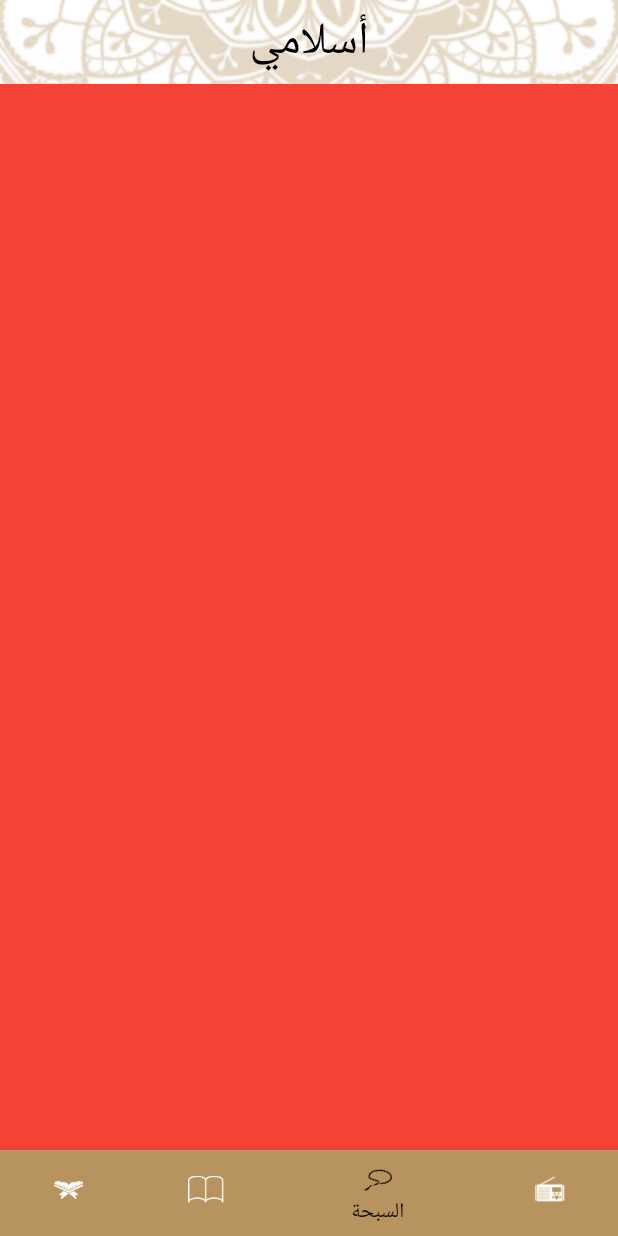
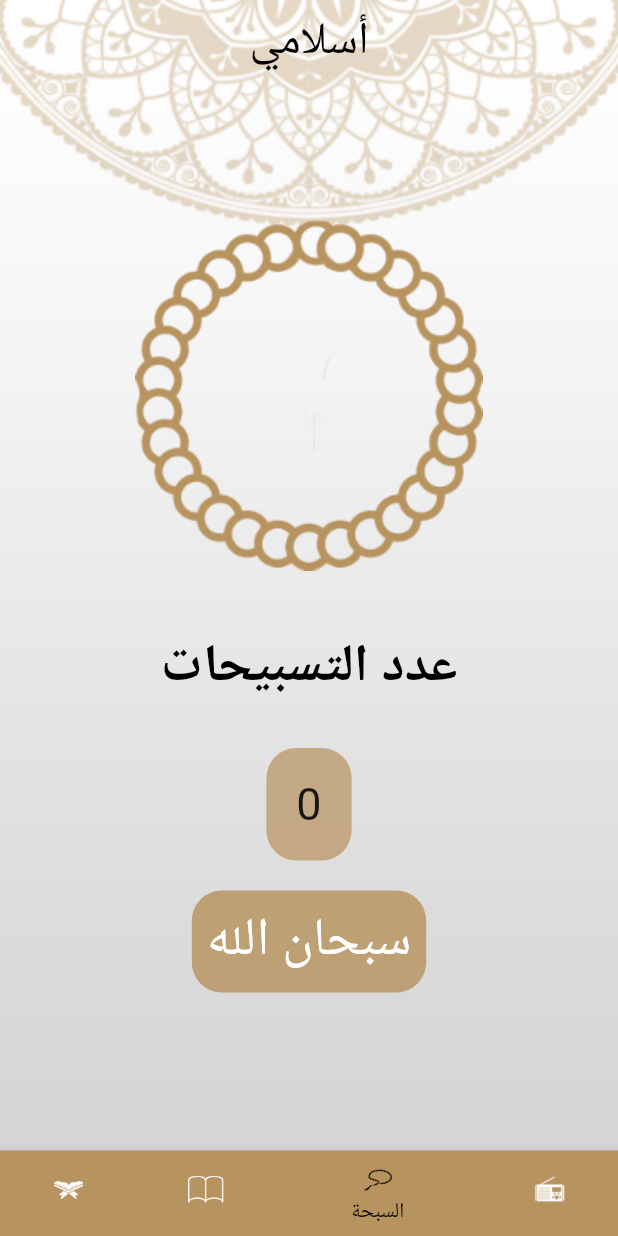
Before and after one commit to ahmedfouad311/islami-app, a Flutter app: the screen it shows after launch, item 3 of the bottom bar chosen, on a phone screen of 412 x 824 dp. Run offline on Flutter 3.47's test engine with Material 2 defaults, Android fonts, the phone set to English and light mode, and no system bars.

Commit message:
added seb7a screen to the development branch

```diff
--- a/lib/home/seb7a_tab.dart
+++ b/lib/home/seb7a_tab.dart
@@ -1,10 +1,105 @@
 import 'package:flutter/material.dart';
 
-class Seb7aTab extends StatelessWidget {
+class Seb7aTab extends StatefulWidget {
+  @override
+  _TasbehTabState createState() => _TasbehTabState();
+}
+
+class _TasbehTabState extends State<Seb7aTab> {
+  int counter = 0;
+
+  List<String> seb7a = [
+    'سبحان الله',
+    'الحمد لله',
+    'لا اله الا الله',
+    'الله اكبر'
+  ];
+  int index = 0;
+  String text = '';
+
   @override
   Widget build(BuildContext context) {
     return Container(
-      color: Colors.red,
+      margin: EdgeInsets.all(50),
+      child: Column(
+        crossAxisAlignment: CrossAxisAlignment.stretch,
+        children: [
+          GestureDetector(
+            onTap: () {
+              counter++;
+              setState(() {
+                if (counter > 33) {
+                  counter = 0;
+                  if (index == 3) {
+                    index = 0;
+                  }
+                  else {
+                    index++;
+                  }
+                  text = seb7a[index];
+                }
+              });
+            },
+            child: Image(
+              image: AssetImage('assets/images/body of seb7a.png'),
+            ),
+          ),
+          Text(
+            'عدد التسبيحات',
+            textAlign: TextAlign.center,
+            style: TextStyle(
+                color: Colors.black,
+                fontWeight: FontWeight.bold,
+                fontSize: 35
+            ),
+          ),
+          SizedBox(
+            height: 30,
+          ),
+          Row(
+            mainAxisAlignment: MainAxisAlignment.center,
+            children: [
+              Container(
+                padding: EdgeInsets.all(20),
+                decoration: BoxDecoration(
+                  borderRadius: BorderRadius.circular(20),
+                  color: Color.fromARGB(183, 183, 147, 95),
+                ),
+                child: Text(
+                  '$counter',
+                  textAlign: TextAlign.center,
+                  style: TextStyle(
+                    fontSize: 30,
+                  ),
+                ),
+              ),
+            ],
+          ),
+          SizedBox(
+            height: 20,
+          ),
+          Row(
+            mainAxisAlignment: MainAxisAlignment.center,
+            children: [
+              Container(
+                padding: EdgeInsets.all(10),
+                decoration: BoxDecoration(
+                  borderRadius: BorderRadius.circular(20),
+                  color: Color.fromARGB(210, 183, 147, 95),
+                ),
+                child: Text(
+                  text = seb7a[index],
+                  textAlign: TextAlign.center,
+                  style: TextStyle(
+                      fontSize: 35,
+                      color: Colors.white
+                  ),
+                ),
+              ),
+            ],
+          ),
+        ],
+      ),
     );
   }
 }
```
Also changed, not shown: assets/images/2.0x/body of seb7a@2x.png (added), assets/images/3.0x/body of seb7a@3x.png (added), assets/images/body of seb7a.png (added).
